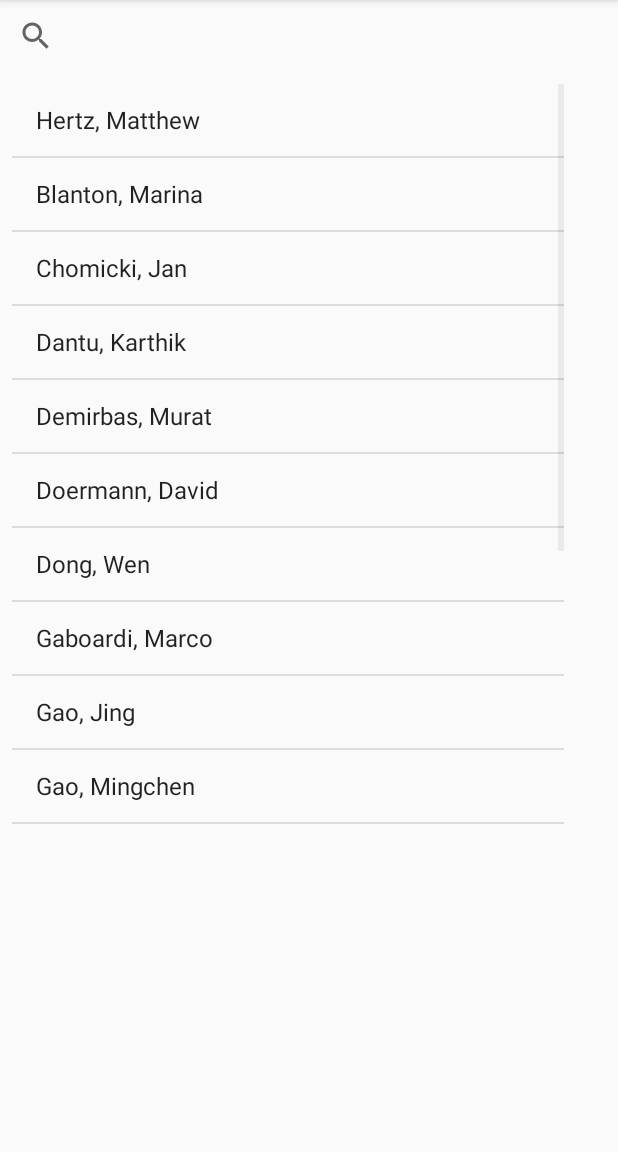
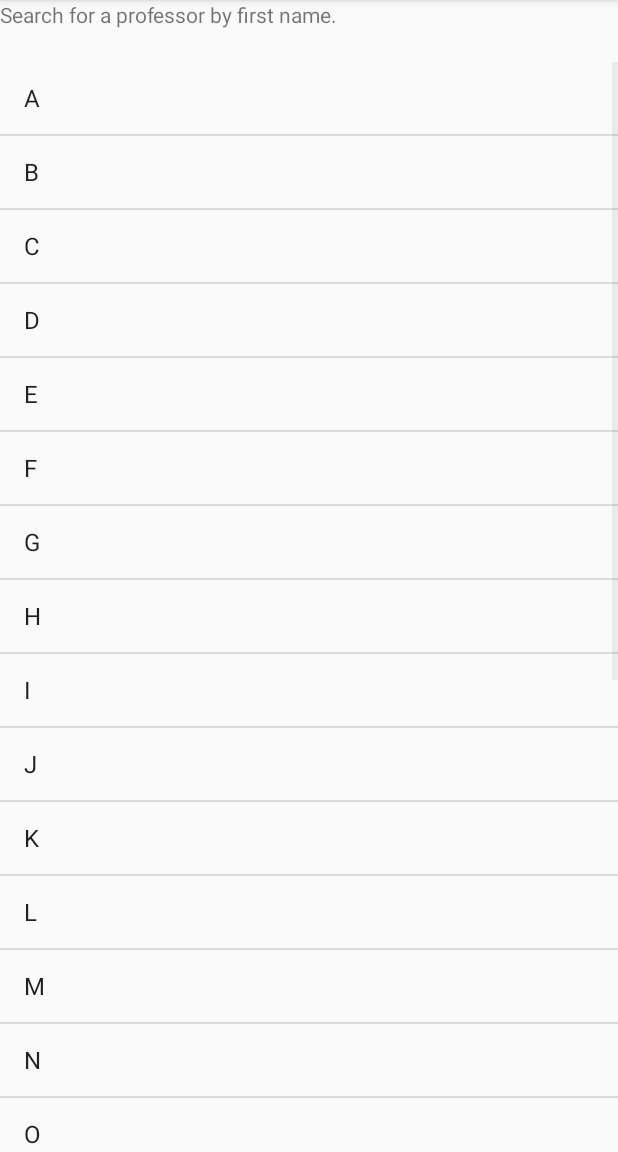
Before and after one commit to jaredbswll/RateMyProfessor, an Android app: the MainActivity screen opened directly, with no data from a screen before it, on a phone screen of 412 x 824 dp, the part 84-1236 px from its top. Run offline under Robolectric (Android 15) with nearby library versions, the phone set to English and light mode, and no system bars; our stand-ins replace Firebase (no records; nobody signed in at launch, a user with empty details on screens opened directly).

Commit message:
Removed list of professor names from search by professor page

```diff
--- a/app/src/main/java/com/thisismyapp/ratemyprofessor/MainActivity.java
+++ b/app/src/main/java/com/thisismyapp/ratemyprofessor/MainActivity.java
@@ -1,16 +1,9 @@
 package com.thisismyapp.ratemyprofessor;
 
-import android.app.SearchManager;
-import android.app.SearchableInfo;
-import android.content.Context;
 import android.content.Intent;
 import android.support.annotation.NonNull;
 import android.support.v7.app.AppCompatActivity;
 import android.os.Bundle;
-import android.view.Menu;
-import android.view.MenuInflater;
-import android.view.MenuItem;
-import android.view.SearchEvent;
 import android.util.Log;
 import android.view.View;
 import android.widget.AdapterView;
@@ -18,8 +11,8 @@ import android.widget.Button;
 import android.widget.TextView;
 import android.widget.ArrayAdapter;
 import android.widget.ListView;
-import android.widget.SearchView;
 import android.widget.Toast;
+
 import android.widget.Spinner;
 import android.widget.Adapter;
 
@@ -48,19 +41,23 @@ import java.util.Map;
 
 public class MainActivity extends AppCompatActivity {
 
-    ArrayList<String> list;
     ArrayAdapter<String> adapter;
     private static Database tempDatabase;
+
+    /*
+    finish - jared
+     */
+    private Spinner dropDown;
+    private Button submitButton;
     private FirebaseFirestore fs;
 
     @Override
     protected void onCreate(Bundle savedInstanceState) {
         super.onCreate(savedInstanceState);
         setContentView(R.layout.activity_main);
-        SearchView sv = (SearchView)findViewById(R.id.search_view);
-        ListView lv = (ListView)findViewById(R.id.results_view);
+        ListView lv = (ListView)findViewById(R.id.listViewProfessors);
         final ArrayList<String> arrayProfessor = new ArrayList<>();
-        arrayProfessor.addAll(Arrays.asList(getResources().getStringArray(R.array.array_professor)));
+        arrayProfessor.addAll(Arrays.asList(getResources().getStringArray(R.array.search_letters)));
 
         adapter = new ArrayAdapter<>(
                 MainActivity.this,
@@ -68,35 +65,6 @@ public class MainActivity extends AppCompatActivity {
                 arrayProfessor);
         lv.setAdapter(adapter);
 
-        /*
-        sv.setOnQueryTextListener(new SearchView.OnQueryTextListener() {
-            @Override
-            public boolean onQueryTextSubmit(String query) {
-                if (list.contains(query)){
-                    adapter.getFilter().filter(query);
-                }
-                else{
-                    Toast.makeText(MainActivity.this,"No match found", Toast.LENGTH_LONG).show();
-                }
-                return false;
-            }
-
-            @Override
-            public boolean onQueryTextChange(String newText) {
-                return false;
-            }
-        });
-*/
-        //This block is different from my previous version - Jared
-        /*
-        lv.setOnItemClickListener(new AdapterView.OnItemClickListener() {
-            @Override
-            public void onItemClick(AdapterView<?> adapterView, View view, int i, long l) {
-                String letter = arrayProfessor.get(i);
-                postSearchPage(letter);
-            }
-        });
-         */
         lv.setOnItemClickListener(new AdapterView.OnItemClickListener() {
             @Override
             public void onItemClick(AdapterView<?> adapterView, View view, int i, long l) {
@@ -173,17 +141,38 @@ public class MainActivity extends AppCompatActivity {
 //        });
 
     }
-    public void postSearchPage(String professors){
+    public void postSearchPage(String letters){
         Intent postSearchPage = new Intent(this, PostSearch.class);
-        postSearchPage.putExtra("professor", professors);
+        postSearchPage.putExtra("professor", letters);
         startActivity(postSearchPage);
-        finish();
     }
+
+    //finish spinner - jared
+   /* public void addItemsOnSpinner(){
+        dropDown = (Spinner) findViewById(R.id.dropDown);
+        List<String> list = new ArrayList<String>();
+        list.add();
+        ArrayAdapter<String> dataAdapter = new ArrayAdapter<String(this,
+                android.R.layout.simple_spinner_item, list);
+        dataAdapter.setDropDownViewResource(android.R.layout.simple_spinner_dropdown_item);
+        dropDown.setAdapter(dataAdapter);
+    }
+
+    public void addListenerOnSpinnerItemSelection(){
+        dropDown = (Spinner) findViewById(R.id.dropDown);
+        dropDown.setOnItemSelectedListener(new CustomOnItemSelectedListener);
+    }
+
+    public void addListenerOnButton(){
+        dropDown = (Spinner) findViewById(R.id.dropDown);
+        submitButton = (Button) findViewById(R.id.dropDown);
+
+        submitButton =
+    } */
 
     public void Search(View view){
         Intent i = new Intent(this, PostSearch.class);
         startActivity(i);
-        finish();
     }
 
     public static Database getDatabase(){
--- a/app/src/main/res/layout/activity_main.xml
+++ b/app/src/main/res/layout/activity_main.xml
@@ -1,7 +1,6 @@
 <?xml version="1.0" encoding="utf-8"?>
 
-<LinearLayout
-    xmlns:android="http://schemas.android.com/apk/res/android"
+<LinearLayout xmlns:android="http://schemas.android.com/apk/res/android"
     xmlns:app="http://schemas.android.com/apk/res-auto"
     xmlns:tools="http://schemas.android.com/tools"
     android:layout_width="match_parent"
@@ -9,26 +8,15 @@
     android:orientation="vertical"
     tools:context=".MainActivity">
 
-    <SearchView
-        android:id="@+id/search_view"
+    <TextView
+        android:id="@+id/searchComment"
         android:layout_width="match_parent"
-        android:layout_height="wrap_content" />
+        android:layout_height="41dp"
+        android:text="Search for a professor by first name." />
 
     <ListView
-        android:id="@+id/results_view"
-        android:layout_width="368dp"
-        android:layout_height="495dp"
-        android:layout_marginStart="8dp"
-        android:layout_marginLeft="8dp"
-        android:layout_marginTop="8dp"
-        android:layout_marginEnd="8dp"
-        android:layout_marginRight="8dp"
-        android:layout_marginBottom="9dp"
-        android:textColor="#000000"
-        app:layout_constraintBottom_toBottomOf="parent"
-        app:layout_constraintEnd_toEndOf="parent"
-        app:layout_constraintStart_toStartOf="parent"
-        app:layout_constraintTop_toBottomOf="@+id/results_template" />
-
-
+        android:id="@+id/listViewProfessors"
+        android:layout_width="match_parent"
+        android:layout_height="wrap_content"
+        android:scrollbars="vertical" />
 </LinearLayout>
```
